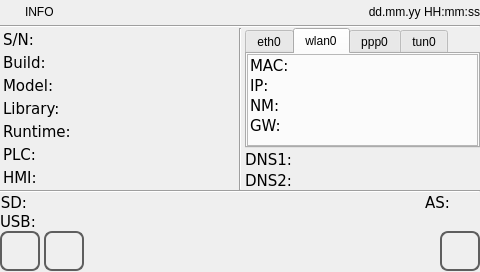
This is qt_library/ATCMsystem/info.ui in MECTsrl/mect_plugins as Qt 5 draws it before an edit. The edited form follows.
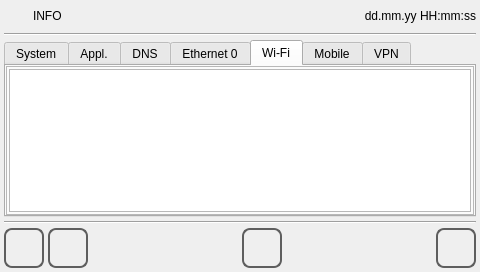
This is the edited form. The open tabs and pages were chosen to show the change. Icons and pictures are not drawn.

Commit message: review menu > info page

```diff
--- a/qt_library/ATCMsystem/info.ui
+++ b/qt_library/ATCMsystem/info.ui
@@ -34,24 +34,15 @@
   </property>
   <layout class="QVBoxLayout" name="verticalLayout_3">
    <property name="spacing">
-    <number>0</number>
+    <number>4</number>
    </property>
-   <property name="leftMargin">
-    <number>0</number>
-   </property>
-   <property name="topMargin">
-    <number>0</number>
-   </property>
-   <property name="rightMargin">
-    <number>0</number>
-   </property>
-   <property name="bottomMargin">
-    <number>1</number>
+   <property name="margin">
+    <number>4</number>
    </property>
    <item>
     <layout class="QHBoxLayout" name="horizontalLayout">
      <property name="sizeConstraint">
-      <enum>QLayout::SetMinimumSize</enum>
+      <enum>QLayout::SetDefaultConstraint</enum>
      </property>
      <item>
       <widget class="QLabel" name="labelIcon">
@@ -137,448 +128,6 @@
      <property name="spacing">
       <number>3</number>
      </property>
-     <item>
-      <layout class="QGridLayout" name="gridLayout_4">
-       <property name="leftMargin">
-        <number>3</number>
-       </property>
-       <property name="topMargin">
-        <number>2</number>
-       </property>
-       <property name="rightMargin">
-        <number>2</number>
-       </property>
-       <property name="bottomMargin">
-        <number>2</number>
-       </property>
-       <property name="horizontalSpacing">
-        <number>0</number>
-       </property>
-       <property name="verticalSpacing">
-        <number>3</number>
-       </property>
-       <item row="0" column="0">
-        <widget class="QLabel" name="labelSNtxt">
-         <property name="sizePolicy">
-          <sizepolicy hsizetype="Minimum" vsizetype="Preferred">
-           <horstretch>0</horstretch>
-           <verstretch>0</verstretch>
-          </sizepolicy>
-         </property>
-         <property name="minimumSize">
-          <size>
-           <width>100</width>
-           <height>0</height>
-          </size>
-         </property>
-         <property name="maximumSize">
-          <size>
-           <width>100</width>
-           <height>16777215</height>
-          </size>
-         </property>
-         <property name="font">
-          <font>
-           <family>DejaVu Sans</family>
-           <pointsize>11</pointsize>
-           <weight>50</weight>
-           <italic>false</italic>
-           <bold>false</bold>
-          </font>
-         </property>
-         <property name="focusPolicy">
-          <enum>Qt::NoFocus</enum>
-         </property>
-         <property name="text">
-          <string>S/N:</string>
-         </property>
-        </widget>
-       </item>
-       <item row="5" column="0" colspan="3">
-        <widget class="QLabel" name="labelPLCtxt">
-         <property name="sizePolicy">
-          <sizepolicy hsizetype="Minimum" vsizetype="Preferred">
-           <horstretch>0</horstretch>
-           <verstretch>0</verstretch>
-          </sizepolicy>
-         </property>
-         <property name="minimumSize">
-          <size>
-           <width>100</width>
-           <height>0</height>
-          </size>
-         </property>
-         <property name="maximumSize">
-          <size>
-           <width>100</width>
-           <height>16777215</height>
-          </size>
-         </property>
-         <property name="font">
-          <font>
-           <family>DejaVu Sans</family>
-           <pointsize>11</pointsize>
-           <weight>50</weight>
-           <italic>false</italic>
-           <bold>false</bold>
-          </font>
-         </property>
-         <property name="focusPolicy">
-          <enum>Qt::NoFocus</enum>
-         </property>
-         <property name="text">
-          <string>PLC:</string>
-         </property>
-        </widget>
-       </item>
-       <item row="4" column="0">
-        <widget class="QLabel" name="labelFcrtstxt">
-         <property name="sizePolicy">
-          <sizepolicy hsizetype="Minimum" vsizetype="Preferred">
-           <horstretch>0</horstretch>
-           <verstretch>0</verstretch>
-          </sizepolicy>
-         </property>
-         <property name="minimumSize">
-          <size>
-           <width>100</width>
-           <height>0</height>
-          </size>
-         </property>
-         <property name="maximumSize">
-          <size>
-           <width>100</width>
-           <height>16777215</height>
-          </size>
-         </property>
-         <property name="font">
-          <font>
-           <family>DejaVu Sans</family>
-           <pointsize>11</pointsize>
-           <weight>50</weight>
-           <italic>false</italic>
-           <bold>false</bold>
-          </font>
-         </property>
-         <property name="focusPolicy">
-          <enum>Qt::NoFocus</enum>
-         </property>
-         <property name="text">
-          <string>Runtime:</string>
-         </property>
-        </widget>
-       </item>
-       <item row="3" column="0" colspan="2">
-        <widget class="QLabel" name="labelMectLibtxt">
-         <property name="sizePolicy">
-          <sizepolicy hsizetype="Minimum" vsizetype="Preferred">
-           <horstretch>0</horstretch>
-           <verstretch>0</verstretch>
-          </sizepolicy>
-         </property>
-         <property name="minimumSize">
-          <size>
-           <width>100</width>
-           <height>0</height>
-          </size>
-         </property>
-         <property name="maximumSize">
-          <size>
-           <width>100</width>
-           <height>16777215</height>
-          </size>
-         </property>
-         <property name="font">
-          <font>
-           <family>DejaVu Sans</family>
-           <pointsize>11</pointsize>
-           <weight>50</weight>
-           <italic>false</italic>
-           <bold>false</bold>
-          </font>
-         </property>
-         <property name="focusPolicy">
-          <enum>Qt::NoFocus</enum>
-         </property>
-         <property name="text">
-          <string>Library:</string>
-         </property>
-        </widget>
-       </item>
-       <item row="2" column="0" colspan="4">
-        <widget class="QLabel" name="labelTargettxt">
-         <property name="sizePolicy">
-          <sizepolicy hsizetype="Minimum" vsizetype="Preferred">
-           <horstretch>0</horstretch>
-           <verstretch>0</verstretch>
-          </sizepolicy>
-         </property>
-         <property name="minimumSize">
-          <size>
-           <width>100</width>
-           <height>0</height>
-          </size>
-         </property>
-         <property name="maximumSize">
-          <size>
-           <width>100</width>
-           <height>16777215</height>
-          </size>
-         </property>
-         <property name="font">
-          <font>
-           <family>DejaVu Sans</family>
-           <pointsize>11</pointsize>
-           <weight>50</weight>
-           <italic>false</italic>
-           <bold>false</bold>
-          </font>
-         </property>
-         <property name="focusPolicy">
-          <enum>Qt::NoFocus</enum>
-         </property>
-         <property name="text">
-          <string>Model:</string>
-         </property>
-        </widget>
-       </item>
-       <item row="1" column="0" colspan="3">
-        <widget class="QLabel" name="labelSOtxt">
-         <property name="sizePolicy">
-          <sizepolicy hsizetype="Minimum" vsizetype="Preferred">
-           <horstretch>0</horstretch>
-           <verstretch>0</verstretch>
-          </sizepolicy>
-         </property>
-         <property name="minimumSize">
-          <size>
-           <width>100</width>
-           <height>0</height>
-          </size>
-         </property>
-         <property name="maximumSize">
-          <size>
-           <width>100</width>
-           <height>16777215</height>
-          </size>
-         </property>
-         <property name="font">
-          <font>
-           <family>DejaVu Sans</family>
-           <pointsize>11</pointsize>
-           <weight>50</weight>
-           <italic>false</italic>
-           <bold>false</bold>
-          </font>
-         </property>
-         <property name="focusPolicy">
-          <enum>Qt::NoFocus</enum>
-         </property>
-         <property name="text">
-          <string>Build:</string>
-         </property>
-        </widget>
-       </item>
-       <item row="4" column="1" colspan="4">
-        <widget class="QLabel" name="labelFcrtsval">
-         <property name="sizePolicy">
-          <sizepolicy hsizetype="Expanding" vsizetype="Preferred">
-           <horstretch>0</horstretch>
-           <verstretch>0</verstretch>
-          </sizepolicy>
-         </property>
-         <property name="minimumSize">
-          <size>
-           <width>30</width>
-           <height>0</height>
-          </size>
-         </property>
-         <property name="focusPolicy">
-          <enum>Qt::NoFocus</enum>
-         </property>
-         <property name="text">
-          <string/>
-         </property>
-        </widget>
-       </item>
-       <item row="3" column="2" colspan="3">
-        <widget class="QLabel" name="labelMectLib">
-         <property name="sizePolicy">
-          <sizepolicy hsizetype="Expanding" vsizetype="Preferred">
-           <horstretch>0</horstretch>
-           <verstretch>0</verstretch>
-          </sizepolicy>
-         </property>
-         <property name="minimumSize">
-          <size>
-           <width>30</width>
-           <height>0</height>
-          </size>
-         </property>
-         <property name="focusPolicy">
-          <enum>Qt::NoFocus</enum>
-         </property>
-         <property name="text">
-          <string/>
-         </property>
-        </widget>
-       </item>
-       <item row="2" column="4">
-        <widget class="QLabel" name="labelTargetval">
-         <property name="sizePolicy">
-          <sizepolicy hsizetype="Expanding" vsizetype="Preferred">
-           <horstretch>0</horstretch>
-           <verstretch>0</verstretch>
-          </sizepolicy>
-         </property>
-         <property name="minimumSize">
-          <size>
-           <width>30</width>
-           <height>0</height>
-          </size>
-         </property>
-         <property name="focusPolicy">
-          <enum>Qt::NoFocus</enum>
-         </property>
-         <property name="text">
-          <string/>
-         </property>
-        </widget>
-       </item>
-       <item row="1" column="4">
-        <widget class="QLabel" name="labelSOval">
-         <property name="sizePolicy">
-          <sizepolicy hsizetype="Expanding" vsizetype="Preferred">
-           <horstretch>0</horstretch>
-           <verstretch>0</verstretch>
-          </sizepolicy>
-         </property>
-         <property name="minimumSize">
-          <size>
-           <width>30</width>
-           <height>0</height>
-          </size>
-         </property>
-         <property name="focusPolicy">
-          <enum>Qt::NoFocus</enum>
-         </property>
-         <property name="text">
-          <string/>
-         </property>
-        </widget>
-       </item>
-       <item row="0" column="2" colspan="3">
-        <widget class="QLabel" name="labelSNval">
-         <property name="sizePolicy">
-          <sizepolicy hsizetype="Expanding" vsizetype="Preferred">
-           <horstretch>0</horstretch>
-           <verstretch>0</verstretch>
-          </sizepolicy>
-         </property>
-         <property name="minimumSize">
-          <size>
-           <width>30</width>
-           <height>0</height>
-          </size>
-         </property>
-         <property name="focusPolicy">
-          <enum>Qt::NoFocus</enum>
-         </property>
-         <property name="text">
-          <string/>
-         </property>
-        </widget>
-       </item>
-       <item row="6" column="3" colspan="2">
-        <widget class="QLabel" name="labelHMIval">
-         <property name="sizePolicy">
-          <sizepolicy hsizetype="Expanding" vsizetype="Preferred">
-           <horstretch>0</horstretch>
-           <verstretch>0</verstretch>
-          </sizepolicy>
-         </property>
-         <property name="minimumSize">
-          <size>
-           <width>30</width>
-           <height>0</height>
-          </size>
-         </property>
-         <property name="focusPolicy">
-          <enum>Qt::NoFocus</enum>
-         </property>
-         <property name="text">
-          <string/>
-         </property>
-        </widget>
-       </item>
-       <item row="6" column="0" colspan="3">
-        <widget class="QLabel" name="labelHMItxt">
-         <property name="sizePolicy">
-          <sizepolicy hsizetype="Minimum" vsizetype="Preferred">
-           <horstretch>0</horstretch>
-           <verstretch>0</verstretch>
-          </sizepolicy>
-         </property>
-         <property name="minimumSize">
-          <size>
-           <width>100</width>
-           <height>0</height>
-          </size>
-         </property>
-         <property name="maximumSize">
-          <size>
-           <width>100</width>
-           <height>16777215</height>
-          </size>
-         </property>
-         <property name="font">
-          <font>
-           <family>DejaVu Sans</family>
-           <pointsize>11</pointsize>
-           <weight>50</weight>
-           <italic>false</italic>
-           <bold>false</bold>
-          </font>
-         </property>
-         <property name="focusPolicy">
-          <enum>Qt::NoFocus</enum>
-         </property>
-         <property name="text">
-          <string>HMI:</string>
-         </property>
-        </widget>
-       </item>
-       <item row="5" column="3" colspan="2">
-        <widget class="QLabel" name="labelPLCval">
-         <property name="sizePolicy">
-          <sizepolicy hsizetype="Expanding" vsizetype="Preferred">
-           <horstretch>0</horstretch>
-           <verstretch>0</verstretch>
-          </sizepolicy>
-         </property>
-         <property name="minimumSize">
-          <size>
-           <width>30</width>
-           <height>0</height>
-          </size>
-         </property>
-         <property name="focusPolicy">
-          <enum>Qt::NoFocus</enum>
-         </property>
-         <property name="text">
-          <string/>
-         </property>
-        </widget>
-       </item>
-      </layout>
-     </item>
-     <item>
-      <widget class="Line" name="line_3">
-       <property name="orientation">
-        <enum>Qt::Vertical</enum>
-       </property>
-      </widget>
-     </item>
      <item>
       <layout class="QVBoxLayout" name="verticalLayout_2">
        <property name="spacing">
@@ -592,18 +141,186 @@
            <height>0</height>
           </size>
          </property>
-         <property name="maximumSize">
-          <size>
-           <width>320</width>
-           <height>320</height>
-          </size>
-         </property>
          <property name="currentIndex">
           <number>0</number>
          </property>
+         <widget class="QWidget" name="sys">
+          <property name="sizePolicy">
+           <sizepolicy hsizetype="MinimumExpanding" vsizetype="MinimumExpanding">
+            <horstretch>0</horstretch>
+            <verstretch>0</verstretch>
+           </sizepolicy>
+          </property>
+          <attribute name="title">
+           <string>System</string>
+          </attribute>
+          <widget class="QFrame" name="frameSYS">
+           <property name="geometry">
+            <rect>
+             <x>0</x>
+             <y>-1</y>
+             <width>461</width>
+             <height>141</height>
+            </rect>
+           </property>
+           <property name="sizePolicy">
+            <sizepolicy hsizetype="MinimumExpanding" vsizetype="MinimumExpanding">
+             <horstretch>0</horstretch>
+             <verstretch>0</verstretch>
+            </sizepolicy>
+           </property>
+           <property name="frameShape">
+            <enum>QFrame::StyledPanel</enum>
+           </property>
+           <property name="frameShadow">
+            <enum>QFrame::Raised</enum>
+           </property>
+           <property name="lineWidth">
+            <number>1</number>
+           </property>
+           <layout class="QVBoxLayout" name="verticalLayout_4">
+            <property name="spacing">
+             <number>2</number>
+            </property>
+            <property name="margin">
+             <number>2</number>
+            </property>
+            <item>
+             <widget class="QPlainTextEdit" name="sys_text">
+              <property name="sizePolicy">
+               <sizepolicy hsizetype="MinimumExpanding" vsizetype="MinimumExpanding">
+                <horstretch>0</horstretch>
+                <verstretch>0</verstretch>
+               </sizepolicy>
+              </property>
+              <property name="verticalScrollBarPolicy">
+               <enum>Qt::ScrollBarAsNeeded</enum>
+              </property>
+              <property name="horizontalScrollBarPolicy">
+               <enum>Qt::ScrollBarAsNeeded</enum>
+              </property>
+              <property name="readOnly">
+               <bool>true</bool>
+              </property>
+             </widget>
+            </item>
+           </layout>
+          </widget>
+         </widget>
+         <widget class="QWidget" name="appl">
+          <property name="sizePolicy">
+           <sizepolicy hsizetype="MinimumExpanding" vsizetype="MinimumExpanding">
+            <horstretch>0</horstretch>
+            <verstretch>0</verstretch>
+           </sizepolicy>
+          </property>
+          <attribute name="title">
+           <string>Appl.</string>
+          </attribute>
+          <widget class="QFrame" name="frameAPPL">
+           <property name="geometry">
+            <rect>
+             <x>0</x>
+             <y>0</y>
+             <width>471</width>
+             <height>151</height>
+            </rect>
+           </property>
+           <property name="sizePolicy">
+            <sizepolicy hsizetype="MinimumExpanding" vsizetype="MinimumExpanding">
+             <horstretch>0</horstretch>
+             <verstretch>0</verstretch>
+            </sizepolicy>
+           </property>
+           <property name="frameShape">
+            <enum>QFrame::StyledPanel</enum>
+           </property>
+           <property name="frameShadow">
+            <enum>QFrame::Raised</enum>
+           </property>
+           <property name="lineWidth">
+            <number>1</number>
+           </property>
+           <layout class="QVBoxLayout" name="verticalLayout_5">
+            <property name="margin">
+             <number>2</number>
+            </property>
+            <item>
+             <widget class="QPlainTextEdit" name="appl_text">
+              <property name="sizePolicy">
+               <sizepolicy hsizetype="MinimumExpanding" vsizetype="MinimumExpanding">
+                <horstretch>0</horstretch>
+                <verstretch>0</verstretch>
+               </sizepolicy>
+              </property>
+              <property name="verticalScrollBarPolicy">
+               <enum>Qt::ScrollBarAsNeeded</enum>
+              </property>
+              <property name="horizontalScrollBarPolicy">
+               <enum>Qt::ScrollBarAsNeeded</enum>
+              </property>
+              <property name="readOnly">
+               <bool>true</bool>
+              </property>
+             </widget>
+            </item>
+           </layout>
+          </widget>
+         </widget>
+         <widget class="QWidget" name="dns">
+          <property name="sizePolicy">
+           <sizepolicy hsizetype="MinimumExpanding" vsizetype="MinimumExpanding">
+            <horstretch>0</horstretch>
+            <verstretch>0</verstretch>
+           </sizepolicy>
+          </property>
+          <attribute name="title">
+           <string>DNS</string>
+          </attribute>
+          <widget class="QFrame" name="frame">
+           <property name="geometry">
+            <rect>
+             <x>0</x>
+             <y>0</y>
+             <width>471</width>
+             <height>141</height>
+            </rect>
+           </property>
+           <property name="sizePolicy">
+            <sizepolicy hsizetype="MinimumExpanding" vsizetype="MinimumExpanding">
+             <horstretch>0</horstretch>
+             <verstretch>0</verstretch>
+            </sizepolicy>
+           </property>
+           <property name="frameShape">
+            <enum>QFrame::StyledPanel</enum>
+           </property>
+           <property name="frameShadow">
+            <enum>QFrame::Raised</enum>
+           </property>
+           <layout class="QVBoxLayout" name="verticalLayout_6">
+            <property name="margin">
+             <number>2</number>
+            </property>
+            <item>
+             <widget class="QPlainTextEdit" name="dns_text">
+              <property name="sizePolicy">
+               <sizepolicy hsizetype="MinimumExpanding" vsizetype="MinimumExpanding">
+                <horstretch>0</horstretch>
+                <verstretch>0</verstretch>
+               </sizepolicy>
+              </property>
+              <property name="readOnly">
+               <bool>true</bool>
+              </property>
+             </widget>
+            </item>
+           </layout>
+          </widget>
+         </widget>
          <widget class="QWidget" name="eth0">
           <attribute name="title">
-           <string>eth0</string>
+           <string>Ethernet 0</string>
           </attribute>
           <layout class="QVBoxLayout" name="verticalLayout">
            <property name="spacing">
@@ -851,8 +568,14 @@
           </layout>
          </widget>
          <widget class="QWidget" name="wlan0">
+          <property name="sizePolicy">
+           <sizepolicy hsizetype="MinimumExpanding" vsizetype="MinimumExpanding">
+            <horstretch>0</horstretch>
+            <verstretch>0</verstretch>
+           </sizepolicy>
+          </property>
           <attribute name="title">
-           <string>wlan0</string>
+           <string>Wi-Fi</string>
           </attribute>
           <layout class="QGridLayout" name="gridLayout">
            <property name="margin">
@@ -863,6 +586,12 @@
            </property>
            <item row="0" column="0">
             <widget class="QFrame" name="frameWLAN0">
+             <property name="sizePolicy">
+              <sizepolicy hsizetype="MinimumExpanding" vsizetype="MinimumExpanding">
+               <horstretch>0</horstretch>
+               <verstretch>0</verstretch>
+              </sizepolicy>
+             </property>
              <property name="frameShape">
               <enum>QFrame::StyledPanel</enum>
              </property>
@@ -872,228 +601,20 @@
              <property name="lineWidth">
               <number>1</number>
              </property>
-             <layout class="QFormLayout" name="formLayout_3">
-              <property name="fieldGrowthPolicy">
-               <enum>QFormLayout::AllNonFixedFieldsGrow</enum>
-              </property>
-              <property name="horizontalSpacing">
-               <number>2</number>
-              </property>
-              <property name="verticalSpacing">
-               <number>2</number>
-              </property>
+             <layout class="QVBoxLayout" name="verticalLayout_8">
               <property name="margin">
                <number>2</number>
               </property>
-              <item row="0" column="0">
-               <widget class="QLabel" name="labelMAC_wl0">
+              <item>
+               <widget class="QPlainTextEdit" name="wlan0_text">
                 <property name="sizePolicy">
-                 <sizepolicy hsizetype="Minimum" vsizetype="Preferred">
+                 <sizepolicy hsizetype="MinimumExpanding" vsizetype="MinimumExpanding">
                   <horstretch>0</horstretch>
                   <verstretch>0</verstretch>
                  </sizepolicy>
                 </property>
-                <property name="minimumSize">
-                 <size>
-                  <width>80</width>
-                  <height>0</height>
-                 </size>
-                </property>
-                <property name="font">
-                 <font>
-                  <family>DejaVu Sans</family>
-                  <pointsize>11</pointsize>
-                  <weight>50</weight>
-                  <italic>false</italic>
-                  <bold>false</bold>
-                 </font>
-                </property>
-                <property name="focusPolicy">
-                 <enum>Qt::NoFocus</enum>
-                </property>
-                <property name="text">
-                 <string>MAC:</string>
-                </property>
-               </widget>
-              </item>
-              <item row="0" column="1">
-               <widget class="QLabel" name="labelMAC_wl0val">
-                <property name="sizePolicy">
-                 <sizepolicy hsizetype="Expanding" vsizetype="Preferred">
-                  <horstretch>0</horstretch>
-                  <verstretch>0</verstretch>
-                 </sizepolicy>
-                </property>
-                <property name="minimumSize">
-                 <size>
-                  <width>30</width>
-                  <height>0</height>
-                 </size>
-                </property>
-                <property name="focusPolicy">
-                 <enum>Qt::NoFocus</enum>
-                </property>
-                <property name="text">
-                 <string/>
-                </property>
-               </widget>
-              </item>
-              <item row="1" column="0">
-               <widget class="QLabel" name="labelIP_wl0">
-                <property name="sizePolicy">
-                 <sizepolicy hsizetype="Minimum" vsizetype="Preferred">
-                  <horstretch>0</horstretch>
-                  <verstretch>0</verstretch>
-                 </sizepolicy>
-                </property>
-                <property name="minimumSize">
-                 <size>
-                  <width>80</width>
-                  <height>0</height>
-                 </size>
-                </property>
-                <property name="font">
-                 <font>
-                  <family>DejaVu Sans</family>
-                  <pointsize>11</pointsize>
-                  <weight>50</weight>
-                  <italic>false</italic>
-                  <bold>false</bold>
-                 </font>
-                </property>
-                <property name="focusPolicy">
-                 <enum>Qt::NoFocus</enum>
-                </property>
-                <property name="text">
-                 <string>IP:</string>
-                </property>
-               </widget>
-              </item>
-              <item row="1" column="1">
-               <widget class="QLabel" name="labelIP_wl0val">
-                <property name="sizePolicy">
-                 <sizepolicy hsizetype="Expanding" vsizetype="Preferred">
-                  <horstretch>0</horstretch>
-                  <verstretch>0</verstretch>
-                 </sizepolicy>
-                </property>
-                <property name="minimumSize">
-                 <size>
-                  <width>30</width>
-                  <height>0</height>
-                 </size>
-                </property>
-                <property name="focusPolicy">
-                 <enum>Qt::NoFocus</enum>
-                </property>
-                <property name="text">
-                 <string/>
-                </property>
-               </widget>
-              </item>
-              <item row="2" column="0">
-               <widget class="QLabel" name="labelNetMask_wl0">
-                <property name="sizePolicy">
-                 <sizepolicy hsizetype="Minimum" vsizetype="Preferred">
-                  <horstretch>0</horstretch>
-                  <verstretch>0</verstretch>
-                 </sizepolicy>
-                </property>
-                <property name="minimumSize">
-                 <size>
-                  <width>80</width>
-                  <height>0</height>
-                 </size>
-                </property>
-                <property name="font">
-                 <font>
-                  <family>DejaVu Sans</family>
-                  <pointsize>11</pointsize>
-                  <weight>50</weight>
-                  <italic>false</italic>
-                  <bold>false</bold>
-                 </font>
-                </property>
-                <property name="focusPolicy">
-                 <enum>Qt::NoFocus</enum>
-                </property>
-                <property name="text">
-                 <string>NM:</string>
-                </property>
-               </widget>
-              </item>
-              <item row="2" column="1">
-               <widget class="QLabel" name="labelNetMask_wl0val">
-                <property name="sizePolicy">
-                 <sizepolicy hsizetype="Expanding" vsizetype="Preferred">
-                  <horstretch>0</horstretch>
-                  <verstretch>0</verstretch>
-                 </sizepolicy>
-                </property>
-                <property name="minimumSize">
-                 <size>
-                  <width>30</width>
-                  <height>0</height>
-                 </size>
-                </property>
-                <property name="focusPolicy">
-                 <enum>Qt::NoFocus</enum>
-                </property>
-                <property name="text">
-                 <string/>
-                </property>
-               </widget>
-              </item>
-              <item row="3" column="0">
-               <widget class="QLabel" name="labelGW_wl0">
-                <property name="sizePolicy">
-                 <sizepolicy hsizetype="Minimum" vsizetype="Preferred">
-                  <horstretch>0</horstretch>
-                  <verstretch>0</verstretch>
-                 </sizepolicy>
-                </property>
-                <property name="minimumSize">
-                 <size>
-                  <width>80</width>
-                  <height>0</height>
-                 </size>
-                </property>
-                <property name="font">
-                 <font>
-                  <family>DejaVu Sans</family>
-                  <pointsize>11</pointsize>
-                  <weight>50</weight>
-                  <italic>false</italic>
-                  <bold>false</bold>
-                 </font>
-                </property>
-                <property name="focusPolicy">
-                 <enum>Qt::NoFocus</enum>
-                </property>
-                <property name="text">
-                 <string>GW:</string>
-                </property>
-               </widget>
-              </item>
-              <item row="3" column="1">
-               <widget class="QLabel" name="labelGW_wl0val">
-                <property name="sizePolicy">
-                 <sizepolicy hsizetype="Expanding" vsizetype="Preferred">
-                  <horstretch>0</horstretch>
-                  <verstretch>0</verstretch>
-                 </sizepolicy>
-                </property>
-                <property name="minimumSize">
-                 <size>
-                  <width>30</width>
-                  <height>0</height>
-                 </size>
-                </property>
-                <property name="focusPolicy">
-                 <enum>Qt::NoFocus</enum>
-                </property>
-                <property name="text">
-                 <string/>
+                <property name="readOnly">
+                 <bool>true</bool>
                 </property>
                </widget>
               </item>
@@ -1104,7 +625,7 @@
          </widget>
          <widget class="QWidget" name="ppp0">
           <attribute name="title">
-           <string>ppp0</string>
+           <string>Mobile</string>
           </attribute>
           <layout class="QGridLayout" name="gridLayout_2">
            <property name="margin">
@@ -1353,7 +874,7 @@
          </widget>
          <widget class="QWidget" name="tun0">
           <attribute name="title">
-           <string>tun0</string>
+           <string>VPN</string>
           </attribute>
           <layout class="QGridLayout" name="gridLayout_3">
            <property name="margin">
@@ -1607,112 +1128,18 @@
        </item>
        <item>
         <layout class="QFormLayout" name="formLayout">
-         <item row="0" column="0">
-          <widget class="QLabel" name="labelDNS1txt">
-           <property name="sizePolicy">
-            <sizepolicy hsizetype="Minimum" vsizetype="Preferred">
-             <horstretch>0</horstretch>
-             <verstretch>0</verstretch>
-            </sizepolicy>
-           </property>
-           <property name="minimumSize">
-            <size>
-             <width>80</width>
-             <height>0</height>
-            </size>
-           </property>
-           <property name="font">
-            <font>
-             <family>DejaVu Sans</family>
-             <pointsize>11</pointsize>
-             <weight>50</weight>
-             <italic>false</italic>
-             <bold>false</bold>
-            </font>
-           </property>
-           <property name="focusPolicy">
-            <enum>Qt::NoFocus</enum>
-           </property>
-           <property name="text">
-            <string>DNS1:</string>
-           </property>
-          </widget>
-         </item>
-         <item row="0" column="1">
-          <widget class="QLabel" name="labelDNS1val">
-           <property name="sizePolicy">
-            <sizepolicy hsizetype="Expanding" vsizetype="Preferred">
-             <horstretch>0</horstretch>
-             <verstretch>0</verstretch>
-            </sizepolicy>
-           </property>
-           <property name="minimumSize">
-            <size>
-             <width>30</width>
-             <height>0</height>
-            </size>
-           </property>
-           <property name="focusPolicy">
-            <enum>Qt::NoFocus</enum>
-           </property>
-           <property name="text">
-            <string/>
-           </property>
-          </widget>
-         </item>
-         <item row="1" column="0">
-          <widget class="QLabel" name="labelDNS2txt">
-           <property name="sizePolicy">
-            <sizepolicy hsizetype="Minimum" vsizetype="Preferred">
-             <horstretch>0</horstretch>
-             <verstretch>0</verstretch>
-            </sizepolicy>
-           </property>
-           <property name="minimumSize">
-            <size>
-             <width>80</width>
-             <height>0</height>
-            </size>
-           </property>
-           <property name="font">
-            <font>
-             <family>DejaVu Sans</family>
-             <pointsize>11</pointsize>
-             <weight>50</weight>
-             <italic>false</italic>
-             <bold>false</bold>
-            </font>
-           </property>
-           <property name="focusPolicy">
-            <enum>Qt::NoFocus</enum>
-           </property>
-           <property name="text">
-            <string>DNS2:</string>
-           </property>
-          </widget>
-         </item>
-         <item row="1" column="1">
-          <widget class="QLabel" name="labelDNS2val">
-           <property name="sizePolicy">
-            <sizepolicy hsizetype="Expanding" vsizetype="Preferred">
-             <horstretch>0</horstretch>
-             <verstretch>0</verstretch>
-            </sizepolicy>
-           </property>
-           <property name="minimumSize">
-            <size>
-             <width>30</width>
-             <height>0</height>
-            </size>
-           </property>
-           <property name="focusPolicy">
-            <enum>Qt::NoFocus</enum>
-           </property>
-           <property name="text">
-            <string/>
-           </property>
-          </widget>
-         </item>
+         <property name="fieldGrowthPolicy">
+          <enum>QFormLayout::AllNonFixedFieldsGrow</enum>
+         </property>
+         <property name="formAlignment">
+          <set>Qt::AlignLeading|Qt::AlignLeft|Qt::AlignVCenter</set>
+         </property>
+         <property name="horizontalSpacing">
+          <number>0</number>
+         </property>
+         <property name="verticalSpacing">
+          <number>0</number>
+         </property>
         </layout>
        </item>
       </layout>
@@ -1729,131 +1156,6 @@
      </property>
     </widget>
    </item>
-   <item>
-    <layout class="QFormLayout" name="formLayout_6">
-     <property name="fieldGrowthPolicy">
-      <enum>QFormLayout::AllNonFixedFieldsGrow</enum>
-     </property>
-     <property name="horizontalSpacing">
-      <number>0</number>
-     </property>
-     <property name="verticalSpacing">
-      <number>0</number>
-     </property>
-     <item row="0" column="0">
-      <layout class="QHBoxLayout" name="horizontalLayout_3">
-       <property name="spacing">
-        <number>3</number>
-       </property>
-       <item>
-        <widget class="QLabel" name="labelSDtxt">
-         <property name="font">
-          <font>
-           <family>DejaVu Sans</family>
-           <pointsize>11</pointsize>
-           <weight>50</weight>
-           <italic>false</italic>
-           <bold>false</bold>
-          </font>
-         </property>
-         <property name="text">
-          <string>SD:</string>
-         </property>
-         <property name="alignment">
-          <set>Qt::AlignRight|Qt::AlignTrailing|Qt::AlignVCenter</set>
-         </property>
-        </widget>
-       </item>
-       <item>
-        <widget class="QLabel" name="labelSDval">
-         <property name="minimumSize">
-          <size>
-           <width>30</width>
-           <height>0</height>
-          </size>
-         </property>
-         <property name="text">
-          <string/>
-         </property>
-        </widget>
-       </item>
-      </layout>
-     </item>
-     <item row="0" column="1">
-      <layout class="QHBoxLayout" name="horizontalLayout_12">
-       <item>
-        <spacer name="horizontalSpacer_2">
-         <property name="orientation">
-          <enum>Qt::Horizontal</enum>
-         </property>
-         <property name="sizeHint" stdset="0">
-          <size>
-           <width>40</width>
-           <height>20</height>
-          </size>
-         </property>
-        </spacer>
-       </item>
-       <item>
-        <widget class="QLabel" name="labelLICtxt">
-         <property name="font">
-          <font>
-           <family>DejaVu Sans</family>
-           <pointsize>11</pointsize>
-           <weight>50</weight>
-           <italic>false</italic>
-           <bold>false</bold>
-          </font>
-         </property>
-         <property name="text">
-          <string>AS:</string>
-         </property>
-        </widget>
-       </item>
-       <item>
-        <widget class="QLabel" name="labelLICval">
-         <property name="minimumSize">
-          <size>
-           <width>30</width>
-           <height>0</height>
-          </size>
-         </property>
-         <property name="text">
-          <string/>
-         </property>
-        </widget>
-       </item>
-      </layout>
-     </item>
-     <item row="1" column="0">
-      <layout class="QHBoxLayout" name="horizontalLayout_11">
-       <item>
-        <widget class="QLabel" name="labelUSBtxt">
-         <property name="font">
-          <font>
-           <family>DejaVu Sans</family>
-           <pointsize>11</pointsize>
-           <weight>50</weight>
-           <italic>false</italic>
-           <bold>false</bold>
-          </font>
-         </property>
-         <property name="text">
-          <string>USB:</string>
-         </property>
-        </widget>
-       </item>
-       <item>
-        <widget class="QLabel" name="labelUSBval">
-         <property name="text">
-          <string/>
-         </property>
-        </widget>
-       </item>
-      </layout>
-     </item>
-    </layout>
-   </item>
    <item>
     <layout class="QHBoxLayout" name="horizontalLayout_2">
      <property name="spacing">
@@ -1971,6 +1273,67 @@
        </property>
       </spacer>
      </item>
+     <item>
+      <widget class="QPushButton" name="pushButtonRefresh">
+       <property name="sizePolicy">
+        <sizepolicy hsizetype="Minimum" vsizetype="Fixed">
+         <horstretch>60</horstretch>
+         <verstretch>60</verstretch>
+        </sizepolicy>
+       </property>
+       <property name="minimumSize">
+        <size>
+         <width>40</width>
+         <height>40</height>
+        </size>
+       </property>
+       <property name="maximumSize">
+        <size>
+         <width>40</width>
+         <height>40</height>
+        </size>
+       </property>
+       <property name="focusPolicy">
+        <enum>Qt::NoFocus</enum>
+       </property>
+       <property name="styleSheet">
+        <string notr="true">QPushButton
+{
+border: 2px solid  rgb(94, 94, 94);
+border-radius: 8px;
+qproperty-icon: url(:/libicons/img/Refresh.png);
+qproperty-iconSize: 24px 24px;
+qproperty-focusPolicy: NoFocus;
+}
+QPushButton:pressed
+{
+border: 2px solid  rgb(194, 194, 194);
+background-color:  rgb(255, 255, 127);
+}
+QPushButton:disabled
+{
+border: 2px solid  rgb(194, 194, 194);
+}
+</string>
+       </property>
+       <property name="text">
+        <string/>
+       </property>
+      </widget>
+     </item>
+     <item>
+      <spacer name="horizontalSpacer_3">
+       <property name="orientation">
+        <enum>Qt::Horizontal</enum>
+       </property>
+       <property name="sizeHint" stdset="0">
+        <size>
+         <width>40</width>
+         <height>20</height>
+        </size>
+       </property>
+      </spacer>
+     </item>
      <item>
       <widget class="QPushButton" name="pushButtonQrc">
        <property name="sizePolicy">
```
Left out of the diff: 692 changed lines with no effect on the pictures. The commit also changes 3 other files.
